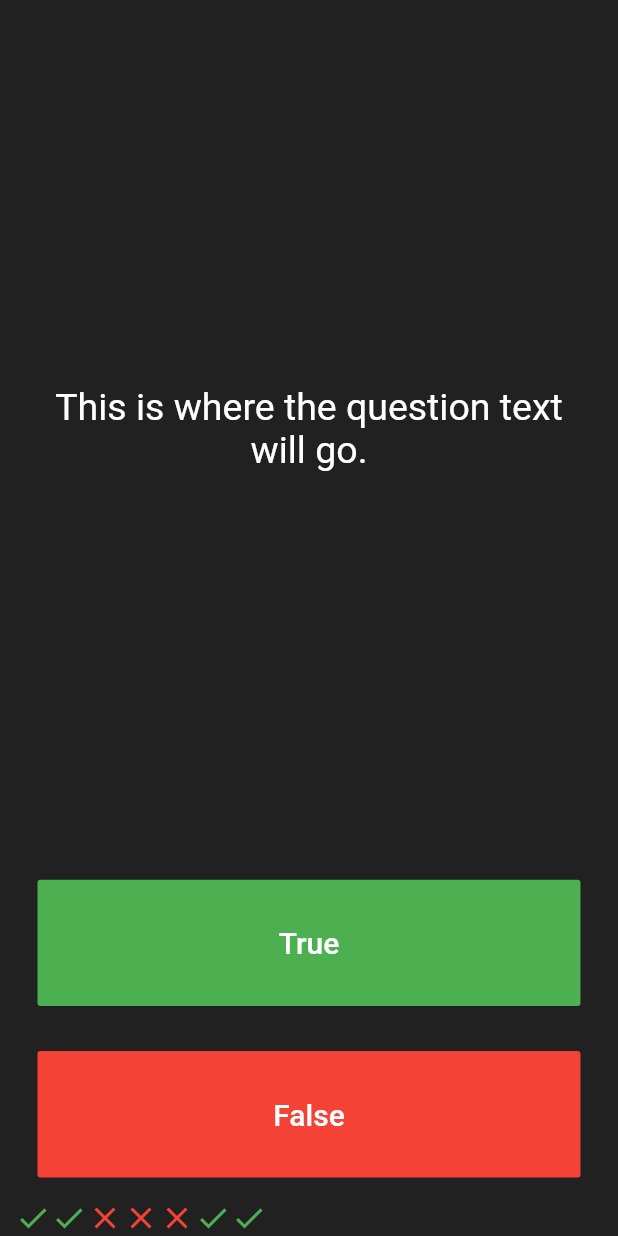
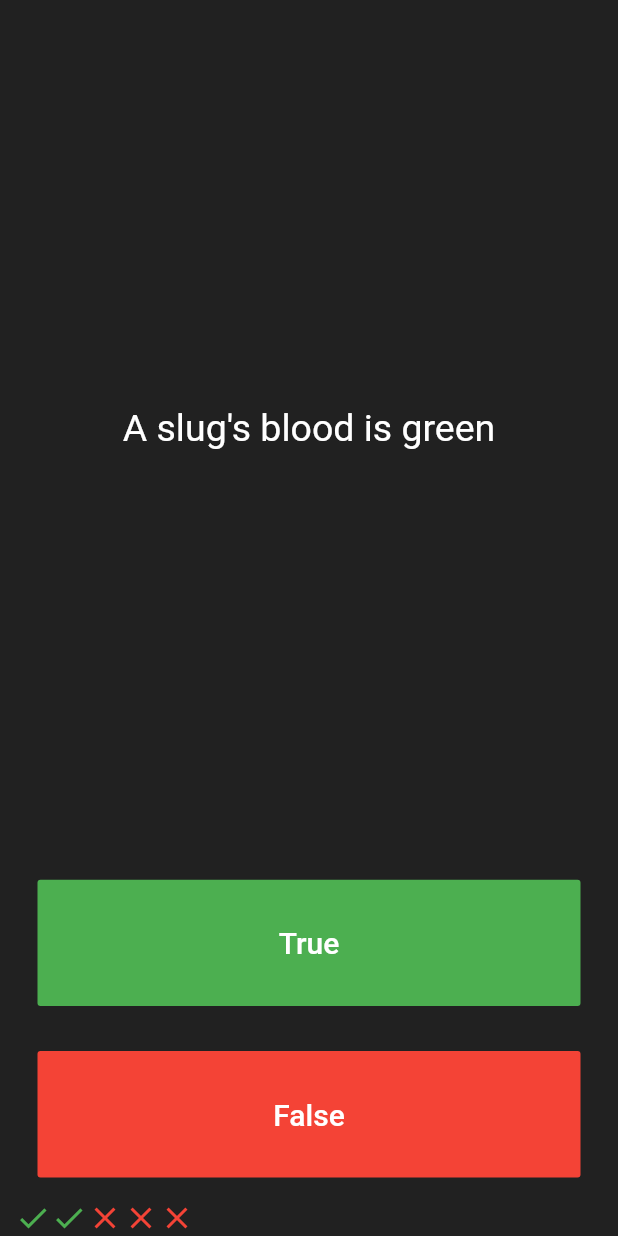
Before and after one commit to NehemiahLimo/quizler, a Flutter app: the screen it shows after launch, after a tap on "True", after a tap on "False", on a phone screen of 412 x 824 dp. Run offline on Flutter 3.47's test engine with Material 2 defaults, Android fonts, the phone set to English and light mode, and no system bars.

Commit message:
Added new feature

```diff
--- a/lib/main.dart
+++ b/lib/main.dart
@@ -25,31 +25,19 @@ class QuizPage extends StatefulWidget {
 }
 
 class _QuizPageState extends State<QuizPage> {
-  List<Icon> ScoreKeeper =[
-    Icon(
-      Icons.check,
-      color: Colors.green,
-    ),
-    Icon(
-      Icons.check,
-      color: Colors.green,
-    ),
-    Icon(
-      Icons.close,
-      color: Colors.red,
-    )
-    ,
-    Icon(
-      Icons.close,
-      color: Colors.red,
-    )
-    ,
-    Icon(
-      Icons.close,
-      color: Colors.red,
-    ),
+  List<Icon> scoreKeeper =[];
+  List<String> questions = [
+    'You can lead a cow down stairs but not up stairs.',
+    'Approximately one quarter of human bones are in the feet.',
+    'A slug\'s blood is green'
+  ];
+  List<bool> answers =[
+    false,
+    true,
+    true
+  ];
 
-  ];
+  int quizNo=0;
 
   @override
   Widget build(BuildContext context) {
@@ -63,7 +51,7 @@ class _QuizPageState extends State<QuizPage> {
             padding: EdgeInsets.all(10.0),
             child: Center(
               child: Text(
-                'This is where the question text will go.',
+                questions[quizNo],
                 textAlign: TextAlign.center,
                 style: TextStyle(
                   fontSize: 25.0,
@@ -88,8 +76,18 @@ class _QuizPageState extends State<QuizPage> {
               ),
               onPressed: () {
                 //The user picked true.
+                bool correctAnswer = answers[quizNo];
+                if(correctAnswer == true){
+                  print('Got it right');
+                }
+                else{
+                  print('Got it wrong');
+
+                }
                 setState(() {
-                  ScoreKeeper.add(
+
+                  quizNo++;
+                  scoreKeeper.add(
                     Icon(Icons.check, color: Colors.green,),
                   );
                 });
@@ -112,8 +110,17 @@ class _QuizPageState extends State<QuizPage> {
               ),
               onPressed: () {
                 //The user picked false.
+                bool corectAnswer = answers[quizNo];
+                if(corectAnswer == false){
+                  print('Got it right');
+                }
+                else{
+                  print('Got it wrong');
+
+                }
                 setState(() {
-                  ScoreKeeper.add(
+                  quizNo++;
+                  scoreKeeper.add(
                     Icon(Icons.check, color: Colors.green,),
                   );
                 });
@@ -122,7 +129,30 @@ class _QuizPageState extends State<QuizPage> {
           ),
         ),
         Row(
-          children: ScoreKeeper,
+          children: <Widget>[
+            Icon(
+              Icons.check,
+              color: Colors.green,
+            ),
+            Icon(
+              Icons.check,
+              color: Colors.green,
+            ),
+            Icon(
+              Icons.close,
+              color: Colors.red,
+            )
+            ,
+            Icon(
+              Icons.close,
+              color: Colors.red,
+            )
+            ,
+            Icon(
+              Icons.close,
+              color: Colors.red,
+            ),
+          ],
         )
         //TODO: Add a Row here as your score keeper
       ],
```
